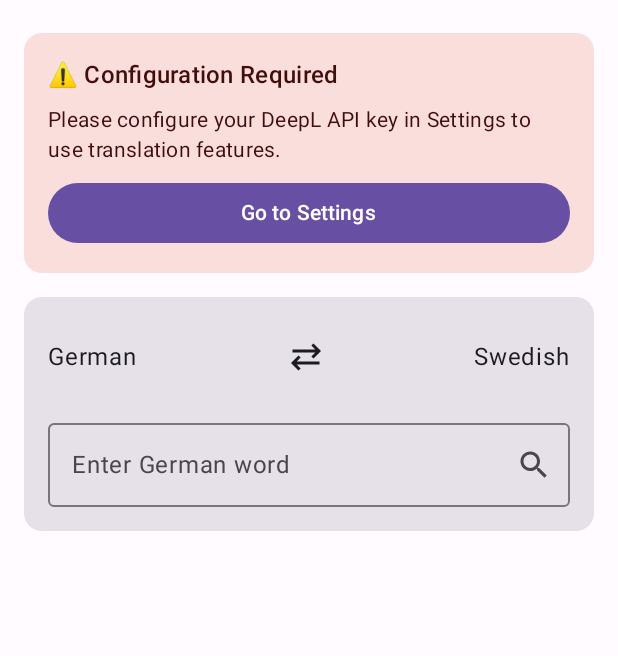
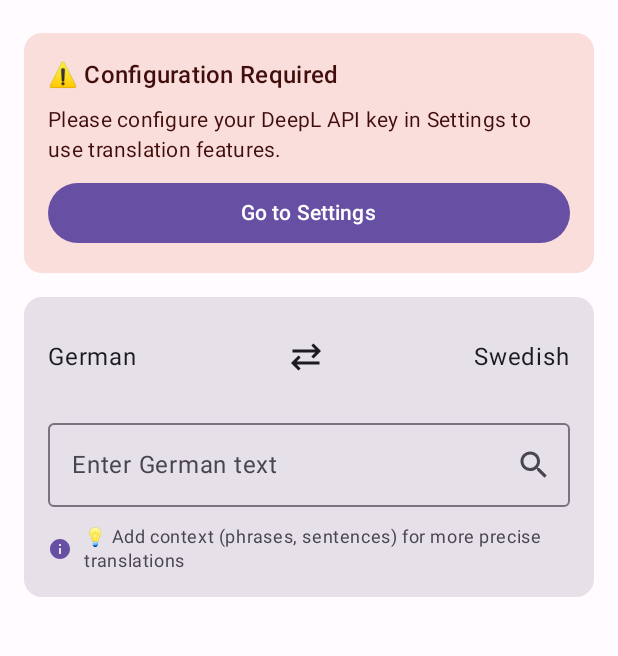
Before and after one commit to daniel-freiermuth/glosdalen, an Android app built with Jetpack Compose: the screen it shows after launch (MainActivity), on a phone screen of 412 x 824 dp, the part 87-743 px from its top. Run offline under Robolectric (Android 15) with nearby library versions, the light colour scheme and no system bars; our stand-ins replace Dagger/Hilt's generated code; libraries missing offline, so code that uses them is left out: com.ichi2.anki; 4 statements that could not run were skipped.

Commit message:
feat: Add info help text

```diff
--- a/app/src/main/java/com/swedishvocab/app/ui/search/SearchScreen.kt
+++ b/app/src/main/java/com/swedishvocab/app/ui/search/SearchScreen.kt
@@ -14,6 +14,7 @@ import androidx.compose.material.icons.filled.Search
 import androidx.compose.material.icons.filled.Settings
 import androidx.compose.material.icons.filled.Refresh
 import androidx.compose.material.icons.filled.Star
+import androidx.compose.material.icons.filled.Info
 import androidx.compose.material.icons.automirrored.filled.ArrowForward
 import androidx.compose.material3.*
 import androidx.compose.runtime.*
@@ -191,7 +192,7 @@ fun SearchScreen(
                     OutlinedTextField(
                         value = uiState.searchQuery,
                         onValueChange = viewModel::updateSearchQuery,
-                        label = { Text("Enter ${uiState.sourceLanguage.displayName} word") },
+                        label = { Text("Enter ${uiState.sourceLanguage.displayName} text") },
                         modifier = Modifier.fillMaxWidth(),
                         trailingIcon = {
                             if (uiState.searchQuery.isNotEmpty()) {
@@ -222,6 +223,26 @@ fun SearchScreen(
                             }
                         )
                     )
+
+                    // Context tip
+                    Row(
+                        modifier = Modifier.fillMaxWidth(),
+                        verticalAlignment = Alignment.CenterVertically,
+                        horizontalArrangement = Arrangement.spacedBy(8.dp)
+                    ) {
+                        Icon(
+                            Icons.Default.Info,
+                            contentDescription = "Translation tip",
+                            modifier = Modifier.size(16.dp),
+                            tint = MaterialTheme.colorScheme.primary
+                        )
+                        Text(
+                            text = "💡 Add context (phrases, sentences) for more precise translations",
+                            style = MaterialTheme.typography.bodySmall,
+                            color = MaterialTheme.colorScheme.onSurfaceVariant,
+                            modifier = Modifier.weight(1f)
+                        )
+                    }
                 }
             }
         }
```
